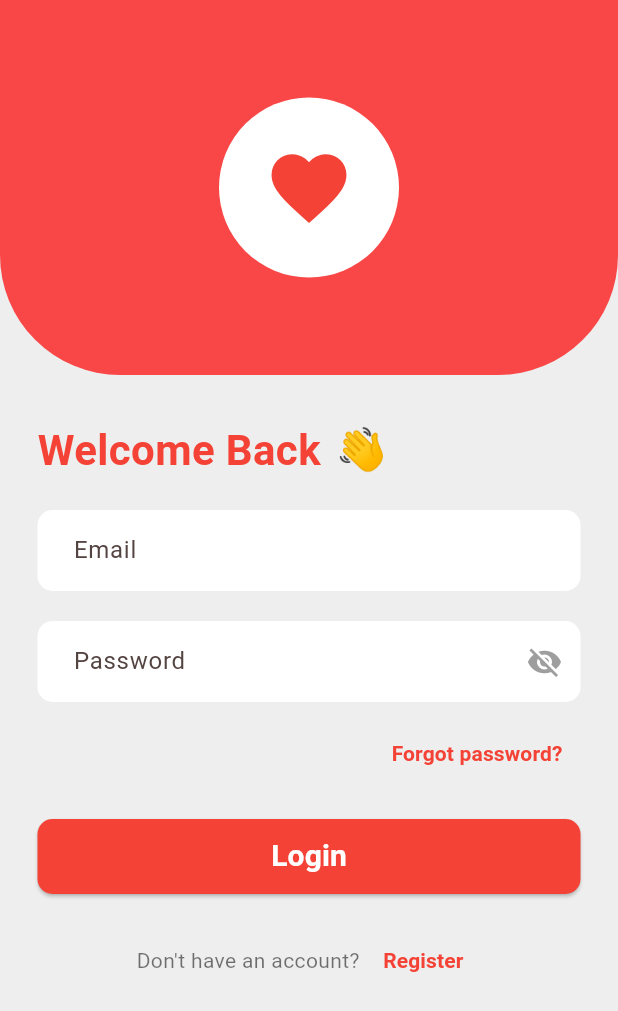
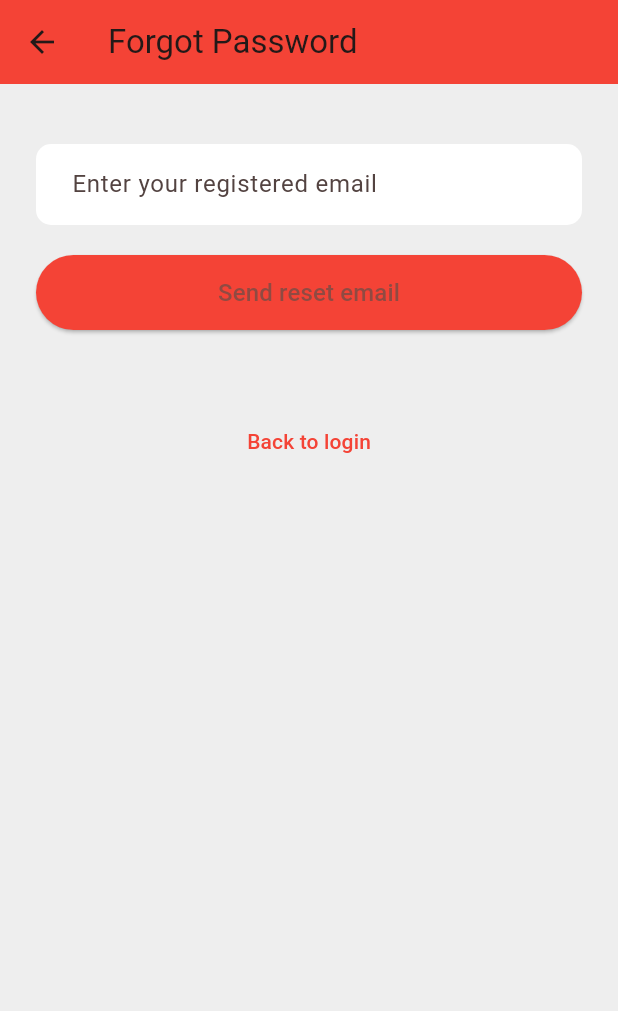
Before and after one commit to hardik7426/blood_bank_app, a Flutter app: the screen it shows after launch, after a tap on "Forgot password?", on a phone screen of 412 x 824 dp. Shown: the top 1011 px of the screen. Run offline on Flutter 3.47's test engine with Material 3 defaults, Android fonts, the phone set to English and light mode, and no system bars; our stand-ins replace cloud_firestore, firebase_auth, firebase_core; accounts and stored records are empty; Roboto replaces fonts that are missing (Montserrat).

Commit message:
forgot password

```diff
--- /dev/null
+++ b/lib/screens/auth/forgot_password_email_page.dart
@@ -0,0 +1,136 @@
+// lib/screens/auth/forgot_password_page.dart
+import 'package:flutter/material.dart';
+import 'package:firebase_auth/firebase_auth.dart';
+import 'package:url_launcher/url_launcher.dart';
+
+class ForgotPasswordPage extends StatefulWidget {
+  const ForgotPasswordPage({super.key});
+
+  @override
+  State<ForgotPasswordPage> createState() => _ForgotPasswordPageState();
+}
+
+class _ForgotPasswordPageState extends State<ForgotPasswordPage> {
+  final _formKey = GlobalKey<FormState>();
+  final _emailController = TextEditingController();
+  bool _isLoading = false;
+  String? _infoMessage;
+
+  @override
+  void dispose() {
+    _emailController.dispose();
+    super.dispose();
+  }
+
+  InputDecoration _inputDecoration(String hint) {
+    return InputDecoration(
+      hintText: hint,
+      filled: true,
+      fillColor: Colors.white,
+      contentPadding: const EdgeInsets.symmetric(vertical: 15, horizontal: 20),
+      border: OutlineInputBorder(borderRadius: BorderRadius.circular(10), borderSide: BorderSide.none),
+      focusedBorder: OutlineInputBorder(borderRadius: BorderRadius.circular(10), borderSide: const BorderSide(color: Colors.red, width: 2)),
+    );
+  }
+
+  Future<void> _sendResetEmail() async {
+    if (!_formKey.currentState!.validate()) return;
+    setState(() {
+      _isLoading = true;
+      _infoMessage = null;
+    });
+
+    final email = _emailController.text.trim();
+    try {
+      await FirebaseAuth.instance.sendPasswordResetEmail(email: email);
+      setState(() {
+        _infoMessage = 'Password reset email sent. Please check your inbox (and spam).';
+      });
+      ScaffoldMessenger.of(context).showSnackBar(
+        const SnackBar(content: Text('Password reset email sent'), backgroundColor: Colors.green),
+      );
+    } on FirebaseAuthException catch (e) {
+      String message = 'Failed to send reset email.';
+      if (e.code == 'user-not-found') message = 'No user found for that email.';
+      setState(() {
+        _infoMessage = message;
+      });
+      ScaffoldMessenger.of(context).showSnackBar(SnackBar(content: Text(message), backgroundColor: Colors.red));
+    } catch (e) {
+      setState(() {
+        _infoMessage = 'An unexpected error occurred.';
+      });
+      ScaffoldMessenger.of(context).showSnackBar(SnackBar(content: Text('Error: $e'), backgroundColor: Colors.red));
+    } finally {
+      setState(() {
+        _isLoading = false;
+      });
+    }
+  }
+
+  Future<void> _openEmailApp() async {
+    final uri = Uri(scheme: 'mailto', path: '');
+    if (await canLaunchUrl(uri)) {
+      await launchUrl(uri);
+    } else {
+      ScaffoldMessenger.of(context).showSnackBar(const SnackBar(content: Text('Could not open email app')));
+    }
+  }
+
+  @override
+  Widget build(BuildContext context) {
+    return Scaffold(
+      appBar: AppBar(
+        title: const Text('Forgot Password'),
+        backgroundColor: Colors.red,
+      ),
+      backgroundColor: Colors.grey[200],
+      body: SingleChildScrollView(
+        padding: const EdgeInsets.symmetric(horizontal: 24, vertical: 30),
+        child: Column(
+          children: [
+            const SizedBox(height: 10),
+            Form(
+              key: _formKey,
+              child: Column(children: [
+                TextFormField(
+                  controller: _emailController,
+                  decoration: _inputDecoration('Enter your registered email'),
+                  keyboardType: TextInputType.emailAddress,
+                  validator: (v) {
+                    if (v == null || v.isEmpty) return 'Please enter your email';
+                    if (!RegExp(r'^[^@]+@[^@]+\.[^@]+').hasMatch(v)) return 'Enter a valid email';
+                    return null;
+                  },
+                  autovalidateMode: AutovalidateMode.onUserInteraction,
+                ),
+                const SizedBox(height: 20),
+                ElevatedButton(
+                  onPressed: _isLoading ? null : _sendResetEmail,
+                  style: ElevatedButton.styleFrom(backgroundColor: Colors.red, minimumSize: const Size(double.infinity, 50)),
+                  child: _isLoading ? const SizedBox(width: 20, height: 20, child: CircularProgressIndicator(color: Colors.white, strokeWidth: 2)) : const Text('Send reset email', style: TextStyle(fontSize: 16)),
+                ),
+              ]),
+            ),
+            const SizedBox(height: 20),
+            if (_infoMessage != null) ...[
+              Text(_infoMessage!, style: const TextStyle(color: Colors.black87)),
+              const SizedBox(height: 12),
+              ElevatedButton.icon(
+                onPressed: _openEmailApp,
+                icon: const Icon(Icons.email_outlined),
+                label: const Text('Open email app'),
+                style: ElevatedButton.styleFrom(backgroundColor: Colors.white, foregroundColor: Colors.red, side: const BorderSide(color: Colors.red)),
+              ),
+            ],
+            const SizedBox(height: 30),
+            TextButton(
+              onPressed: () => Navigator.pop(context),
+              child: const Text('Back to login', style: TextStyle(color: Colors.red)),
+            ),
+          ],
+        ),
+      ),
+    );
+  }
+}
--- a/lib/screens/auth/login_page.dart
+++ b/lib/screens/auth/login_page.dart
@@ -1,3 +1,4 @@
+import 'package:blood_bank_app/screens/auth/forgot_password_email_page.dart';
 import 'package:flutter/material.dart';
 import 'package:blood_bank_app/screens/auth/registration_page.dart';
 import 'package:blood_bank_app/screens/auth/checkup_page.dart';
@@ -5,7 +6,6 @@ import 'package:blood_bank_app/screens/admin/admin_dashboard_page.dart';
 import 'package:blood_bank_app/screens/user/user_dashboard_page.dart';
 import 'package:firebase_auth/firebase_auth.dart';
 import 'package:cloud_firestore/cloud_firestore.dart';
-
 class LoginPage extends StatefulWidget {
   const LoginPage({super.key});
 
@@ -57,10 +57,10 @@ class _LoginPageState extends State<LoginPage> {
       final userData = userDoc.data() as Map<String, dynamic>;
 
       // FIX: Checkup required logic (defaults to TRUE if the field doesn't exist)
-      final bool requiresCheckup = userData['checkup_required'] ?? true;
+      final bool requiresCheckup = (userData['checkup_required'] is bool) ? userData['checkup_required'] as bool : true;
 
       final String fullName = userData['name'] ?? 'User';
-      final int age = userData['age'] as int? ?? 0;
+      final int age = (userData['age'] is int) ? userData['age'] as int : (int.tryParse('${userData['age']}') ?? 0);
       final String bloodGroup = userData['blood_group'] ?? 'N/A';
 
       // 2. NAVIGATION BASED ON ROLE/STATUS
@@ -92,10 +92,13 @@ class _LoginPageState extends State<LoginPage> {
     }
   }
 
-  // --- Input Decoration Helper (omitted for brevity) ---
+  // --- Input Decoration Helper ---
   InputDecoration _inputDecoration(String hint) {
     return InputDecoration(
-      hintText: hint, filled: true, fillColor: Colors.white, contentPadding: const EdgeInsets.symmetric(vertical: 15, horizontal: 20),
+      hintText: hint,
+      filled: true,
+      fillColor: Colors.white,
+      contentPadding: const EdgeInsets.symmetric(vertical: 15, horizontal: 20),
       border: OutlineInputBorder(borderRadius: BorderRadius.circular(10), borderSide: BorderSide.none),
       focusedBorder: OutlineInputBorder(borderRadius: BorderRadius.circular(10), borderSide: const BorderSide(color: Colors.red, width: 2)),
       errorBorder: OutlineInputBorder(borderRadius: BorderRadius.circular(10), borderSide: const BorderSide(color: Colors.red, width: 2)),
@@ -110,23 +113,105 @@ class _LoginPageState extends State<LoginPage> {
       body: SingleChildScrollView(
         child: Column(
           children: [
-            Container(width: double.infinity, height: 250, decoration: const BoxDecoration(color: Color(0xFFF94747), borderRadius: BorderRadius.only(bottomLeft: Radius.circular(80), bottomRight: Radius.circular(80))), child: Center(child: Container(width: 120, height: 120, decoration: const BoxDecoration(color: Colors.white, shape: BoxShape.circle), child: const Icon(Icons.favorite, size: 60, color: Colors.red)))),
+            Container(
+              width: double.infinity,
+              height: 250,
+              decoration: const BoxDecoration(
+                color: Color(0xFFF94747),
+                borderRadius: BorderRadius.only(bottomLeft: Radius.circular(80), bottomRight: Radius.circular(80)),
+              ),
+              child: Center(
+                child: Container(
+                  width: 120,
+                  height: 120,
+                  decoration: const BoxDecoration(color: Colors.white, shape: BoxShape.circle),
+                  child: const Icon(Icons.favorite, size: 60, color: Colors.red),
+                ),
+              ),
+            ),
             const SizedBox(height: 30),
-            Padding(padding: const EdgeInsets.symmetric(horizontal: 25.0), child: Align(alignment: Alignment.centerLeft, child: Row(children: const [Text("Welcome Back", style: TextStyle(fontSize: 28, fontWeight: FontWeight.bold, color: Colors.red)), SizedBox(width: 10), Text("👋", style: TextStyle(fontSize: 28))]))),
+            Padding(
+              padding: const EdgeInsets.symmetric(horizontal: 25.0),
+              child: Align(
+                alignment: Alignment.centerLeft,
+                child: Row(
+                  children: const [
+                    Text("Welcome Back", style: TextStyle(fontSize: 28, fontWeight: FontWeight.bold, color: Colors.red)),
+                    SizedBox(width: 10),
+                    Text("👋", style: TextStyle(fontSize: 28)),
+                  ],
+                ),
+              ),
+            ),
             const SizedBox(height: 20),
-            Form(key: _formKey, child: Padding(padding: const EdgeInsets.symmetric(horizontal: 25.0), child: Column(children: [
-                    TextFormField(controller: _emailController, decoration: _inputDecoration("Email"), keyboardType: TextInputType.emailAddress, validator: (v) => (v == null || v.isEmpty) ? 'Please enter your email' : null, autovalidateMode: AutovalidateMode.onUserInteraction),
+            Form(
+              key: _formKey,
+              child: Padding(
+                padding: const EdgeInsets.symmetric(horizontal: 25.0),
+                child: Column(
+                  children: [
+                    TextFormField(
+                      controller: _emailController,
+                      decoration: _inputDecoration("Email"),
+                      keyboardType: TextInputType.emailAddress,
+                      validator: (v) {
+                        if (v == null || v.isEmpty) return 'Please enter your email';
+                        final emailRegex = RegExp(r'^[^@]+@[^@]+\.[^@]+');
+                        if (!emailRegex.hasMatch(v)) return 'Enter a valid email';
+                        return null;
+                      },
+                      autovalidateMode: AutovalidateMode.onUserInteraction,
+                    ),
                     const SizedBox(height: 20),
-                    TextFormField(controller: _passwordController, obscureText: true, decoration: _inputDecoration("Password").copyWith(suffixIcon: const Icon(Icons.visibility_off, color: Colors.grey)), validator: (v) => (v == null || v.isEmpty) ? 'Please enter your password' : null, autovalidateMode: AutovalidateMode.onUserInteraction),
-                  ]))),
+                    TextFormField(
+                      controller: _passwordController,
+                      obscureText: true,
+                      decoration: _inputDecoration("Password").copyWith(suffixIcon: const Icon(Icons.visibility_off, color: Colors.grey)),
+                      validator: (v) => (v == null || v.isEmpty) ? 'Please enter your password' : null,
+                      autovalidateMode: AutovalidateMode.onUserInteraction,
+                    ),
+                  ],
+                ),
+              ),
+            ),
             const SizedBox(height: 10),
-            Padding(padding: const EdgeInsets.symmetric(horizontal: 25.0), child: Align(alignment: Alignment.centerRight, child: TextButton(onPressed: () {}, child: const Text("Forgot password?", style: TextStyle(color: Colors.red, fontWeight: FontWeight.bold))))),
+            Padding(
+              padding: const EdgeInsets.symmetric(horizontal: 25.0),
+              child: Align(
+                alignment: Alignment.centerRight,
+                child: TextButton(
+                  onPressed: () {
+                    Navigator.push(context, MaterialPageRoute(builder: (context) => const ForgotPasswordPage()));
+                  },
+                  child: const Text("Forgot password?", style: TextStyle(color: Colors.red, fontWeight: FontWeight.bold)),
+                ),
+              ),
+            ),
             const SizedBox(height: 20),
-            Padding(padding: const EdgeInsets.symmetric(horizontal: 25.0), child: ElevatedButton(onPressed: _isLoading ? null : _handleLogin, style: ElevatedButton.styleFrom(backgroundColor: Colors.red, foregroundColor: Colors.white, minimumSize: const Size(double.infinity, 50), shape: RoundedRectangleBorder(borderRadius: BorderRadius.circular(10))), child: _isLoading ? const SizedBox(width: 20, height: 20, child: CircularProgressIndicator(color: Colors.white, strokeWidth: 2)) : const Text("Login", style: TextStyle(fontSize: 20, fontWeight: FontWeight.bold)))),
+            Padding(
+              padding: const EdgeInsets.symmetric(horizontal: 25.0),
+              child: ElevatedButton(
+                onPressed: _isLoading ? null : _handleLogin,
+                style: ElevatedButton.styleFrom(
+                  backgroundColor: Colors.red,
+                  foregroundColor: Colors.white,
+                  minimumSize: const Size(double.infinity, 50),
+                  shape: RoundedRectangleBorder(borderRadius: BorderRadius.circular(10)),
+                ),
+                child: _isLoading
+                    ? const SizedBox(width: 20, height: 20, child: CircularProgressIndicator(color: Colors.white, strokeWidth: 2))
+                    : const Text("Login", style: TextStyle(fontSize: 20, fontWeight: FontWeight.bold)),
+              ),
+            ),
             const SizedBox(height: 20),
             Row(mainAxisAlignment: MainAxisAlignment.center, children: [
               const Text("Don't have an account? ", style: TextStyle(color: Colors.black54)),
-              TextButton(onPressed: () { Navigator.push(context, MaterialPageRoute(builder: (context) => const RegistrationPage())); }, child: const Text("Register", style: TextStyle(color: Colors.red, fontWeight: FontWeight.bold))),
+              TextButton(
+                onPressed: () {
+                  Navigator.push(context, MaterialPageRoute(builder: (context) => const RegistrationPage()));
+                },
+                child: const Text("Register", style: TextStyle(color: Colors.red, fontWeight: FontWeight.bold)),
+              ),
             ]),
             const SizedBox(height: 20),
           ],
```
Also changed, not shown: lib/screens/auth/reset_password_page.dart (added, +146 -0 lines), lib/screens/auth/verify_otp_page.dart (added, +128 -0 lines).
